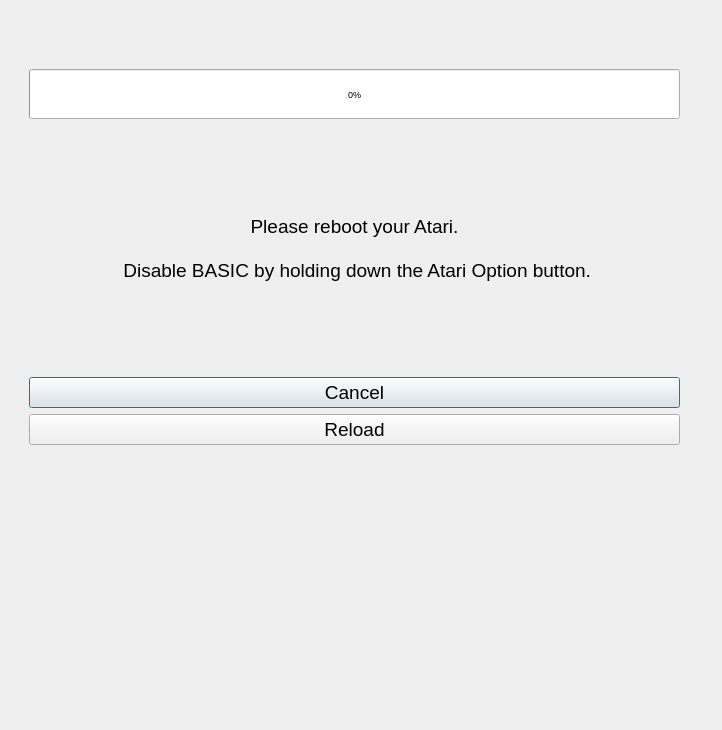
This is android/autobootdialog.ui in greblus/aspeqt as Qt 5 draws it before an edit. The edited form follows.
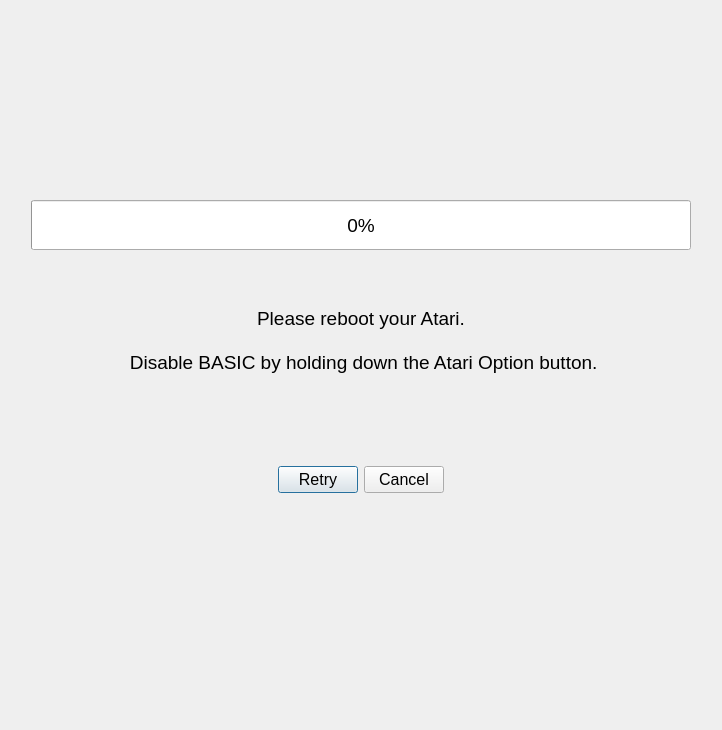
This is the edited form.

Commit message: Options, cassettedialog and xex autoboot layouts should resize on rotate now.

Diff of the .ui file:
```diff
--- a/android/autobootdialog.ui
+++ b/android/autobootdialog.ui
@@ -33,15 +33,8 @@
   <property name="autoFillBackground">
    <bool>false</bool>
   </property>
-  <widget class="QWidget" name="verticalLayoutWidget">
-   <property name="geometry">
-    <rect>
-     <x>9</x>
-     <y>9</y>
-     <width>691</width>
-     <height>701</height>
-    </rect>
-   </property>
+  <layout class="QGridLayout" name="gridLayout">
+   <item row="0" column="0">
    <layout class="QVBoxLayout" name="verticalLayout_2">
     <property name="sizeConstraint">
      <enum>QLayout::SetMaximumSize</enum>
@@ -64,7 +57,7 @@
        <enum>Qt::Vertical</enum>
       </property>
       <property name="sizeType">
-       <enum>QSizePolicy::Preferred</enum>
+        <enum>QSizePolicy::Expanding</enum>
       </property>
       <property name="sizeHint" stdset="0">
        <size>
@@ -94,6 +87,11 @@
         <height>50</height>
        </size>
       </property>
+       <property name="font">
+        <font>
+         <pointsize>14</pointsize>
+        </font>
+       </property>
       <property name="value">
        <number>0</number>
       </property>
@@ -150,52 +148,23 @@
      </widget>
     </item>
     <item>
-     <widget class="QPushButton" name="pushButton2">
-      <property name="sizePolicy">
-       <sizepolicy hsizetype="Expanding" vsizetype="Preferred">
-        <horstretch>0</horstretch>
-        <verstretch>0</verstretch>
-       </sizepolicy>
-      </property>
+      <widget class="QDialogButtonBox" name="buttonBox">
       <property name="minimumSize">
        <size>
-        <width>30</width>
-        <height>30</height>
+         <width>0</width>
+         <height>100</height>
        </size>
       </property>
       <property name="font">
        <font>
-        <family>Arial</family>
-        <pointsize>14</pointsize>
-       </font>
-      </property>
-      <property name="text">
-       <string>Cancel</string>
-      </property>
-     </widget>
-    </item>
-    <item>
-     <widget class="QPushButton" name="pushButton1">
-      <property name="sizePolicy">
-       <sizepolicy hsizetype="Expanding" vsizetype="Preferred">
-        <horstretch>0</horstretch>
-        <verstretch>0</verstretch>
-       </sizepolicy>
-      </property>
-      <property name="minimumSize">
-       <size>
-        <width>30</width>
-        <height>30</height>
-       </size>
-      </property>
-      <property name="font">
-       <font>
-        <family>Arial</family>
-        <pointsize>14</pointsize>
-       </font>
-      </property>
-      <property name="text">
-       <string>Reload</string>
+         <pointsize>12</pointsize>
+        </font>
+       </property>
+       <property name="standardButtons">
+        <set>QDialogButtonBox::Cancel|QDialogButtonBox::Retry</set>
+       </property>
+       <property name="centerButtons">
+        <bool>true</bool>
       </property>
      </widget>
     </item>
@@ -204,16 +173,20 @@
       <property name="orientation">
        <enum>Qt::Vertical</enum>
       </property>
+       <property name="sizeType">
+        <enum>QSizePolicy::Expanding</enum>
+       </property>
       <property name="sizeHint" stdset="0">
        <size>
         <width>20</width>
-        <height>40</height>
+         <height>100</height>
        </size>
       </property>
      </spacer>
     </item>
    </layout>
-  </widget>
+   </item>
+  </layout>
  </widget>
  <resources/>
  <connections/>
```
Lines whose indentation alone changed are shown as unchanged. The commit also changes 13 other files.
